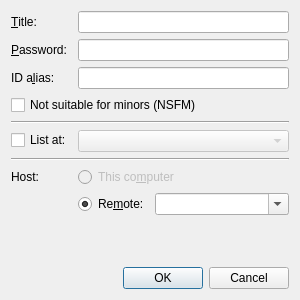
The window that src/desktop/ui/hostdialog.ui (drawpile/Drawpile) describes before a commit, drawn with Qt 5.
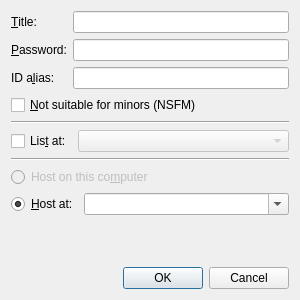
The same window after the commit.

Commit message: Rearrange session host dialog for less blank space

```diff
--- a/src/desktop/ui/hostdialog.ui
+++ b/src/desktop/ui/hostdialog.ui
@@ -87,52 +87,58 @@
      </item>
      <item row="3" column="0" colspan="2">
       <widget class="QCheckBox" name="nsfm">
-       <property name="text">
-        <string>Not suitable for minors (NSFM)</string>
-       </property>
        <property name="toolTip">
         <string>Marks the session as having age-restricted content.</string>
        </property>
+       <property name="text">
+        <string>&amp;Not suitable for minors (NSFM)</string>
+       </property>
       </widget>
      </item>
-     <item row="5" column="0">
+    </layout>
+   </item>
+   <item>
+    <widget class="Line">
+     <property name="orientation">
+      <enum>Qt::Horizontal</enum>
+     </property>
+    </widget>
+   </item>
+   <item>
+    <layout class="QHBoxLayout">
+     <item>
       <widget class="QCheckBox" name="announce">
        <property name="toolTip">
         <string>Announce the session at a public list</string>
        </property>
        <property name="text">
-        <string>List at:</string>
+        <string>Lis&amp;t at:</string>
        </property>
       </widget>
      </item>
-     <item row="5" column="1">
+     <item>
       <widget class="QComboBox" name="listingserver">
        <property name="enabled">
         <bool>false</bool>
        </property>
        <property name="sizePolicy">
-        <sizepolicy hsizetype="Preferred" vsizetype="Fixed">
+        <sizepolicy hsizetype="Expanding" vsizetype="Fixed">
          <horstretch>0</horstretch>
          <verstretch>0</verstretch>
         </sizepolicy>
        </property>
       </widget>
      </item>
-     <item row="4" column="0" colspan="2">
+    </layout>
+   </item>
+   <item>
       <widget class="Line">
        <property name="orientation">
         <enum>Qt::Horizontal</enum>
        </property>
       </widget>
      </item>
-     <item row="7" column="0">
-      <widget class="QLabel">
-       <property name="text">
-        <string>Host:</string>
-       </property>
-      </widget>
-     </item>
-     <item row="7" column="1">
+   <item>
       <widget class="QRadioButton" name="uselocal">
        <property name="enabled">
         <bool>false</bool>
@@ -141,14 +147,14 @@
         <string>Use Drawpile's built-in server</string>
        </property>
        <property name="text">
-        <string>This co&amp;mputer</string>
+      <string>Host on this co&amp;mputer</string>
        </property>
        <property name="checked">
         <bool>false</bool>
        </property>
       </widget>
      </item>
-     <item row="8" column="1">
+   <item>
       <layout class="QHBoxLayout">
        <item>
         <widget class="QRadioButton" name="useremote">
@@ -156,7 +162,7 @@
           <string>Use an external dedicated server</string>
          </property>
          <property name="text">
-          <string>Re&amp;mote:</string>
+        <string>&amp;Host at:</string>
          </property>
          <property name="checked">
           <bool>true</bool>
@@ -191,15 +197,6 @@
          </property>
          <property name="mandatoryfield" stdset="0">
           <bool>false</bool>
-         </property>
-        </widget>
-       </item>
-      </layout>
-     </item>
-     <item row="6" column="0" colspan="2">
-      <widget class="Line">
-       <property name="orientation">
-        <enum>Qt::Horizontal</enum>
        </property>
       </widget>
      </item>
```
Lines whose indentation alone changed are shown as unchanged.
